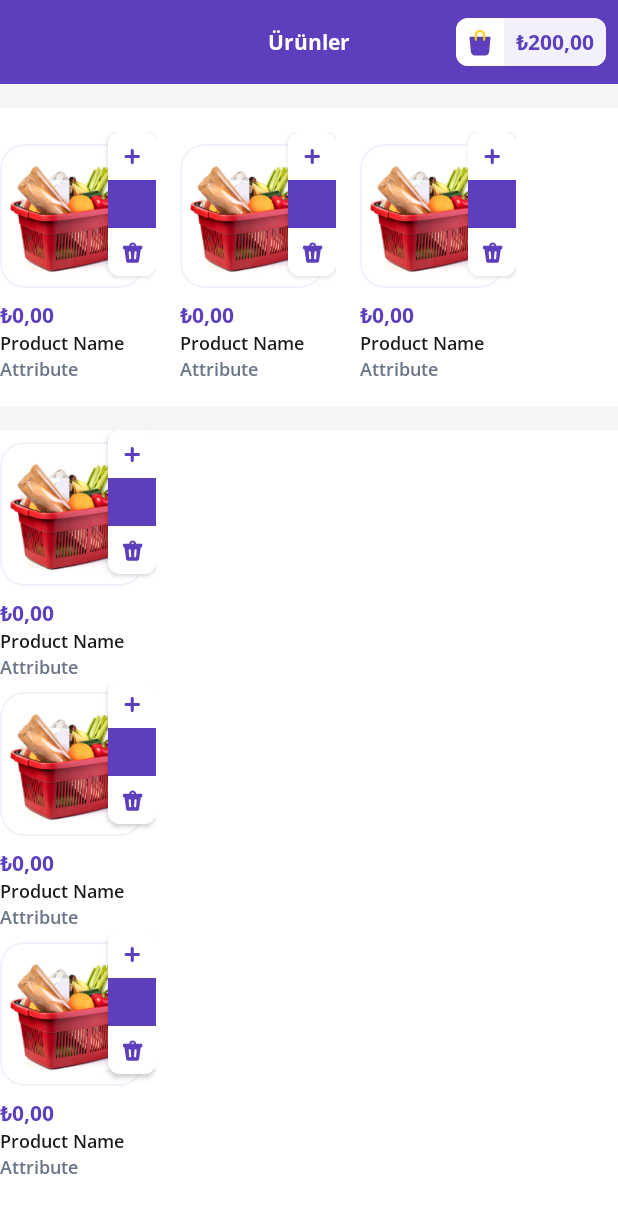
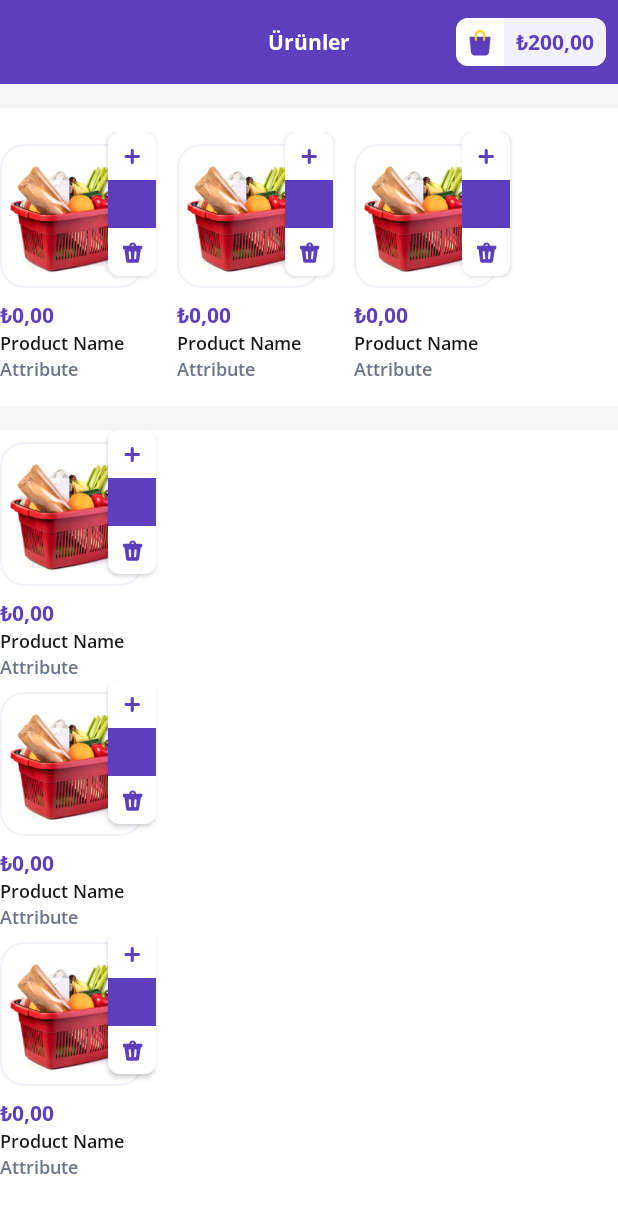
Before and after one commit to f-arslan/Getir-Lite, an Android app: the layout fragment_listing.xml on its own in the app's theme, with its tools: preview values and no code run, on a phone screen of 412 x 824 dp. Shown: the top 1213 px of the screen. Run offline under Robolectric (Android 15) with nearby library versions, the phone set to English and light mode, and no system bars.

Commit message:
refactor: padding, move and res

```diff
--- a/app/src/main/java/com/patika/getir_lite/feature/listing/ListingFragment.kt
+++ b/app/src/main/java/com/patika/getir_lite/feature/listing/ListingFragment.kt
@@ -11,8 +11,8 @@ import com.patika.getir_lite.databinding.FragmentListingBinding
 import com.patika.getir_lite.feature.BaseFragment
 import com.patika.getir_lite.feature.listing.adapter.ProductAdapter
 import com.patika.getir_lite.model.Response
-import com.patika.getir_lite.util.GridSpacingItemDecoration
-import com.patika.getir_lite.util.MarginItemDecoration
+import com.patika.getir_lite.util.decor.GridSpacingItemDecoration
+import com.patika.getir_lite.util.decor.MarginItemDecoration
 import com.patika.getir_lite.util.ext.scopeWithLifecycle
 import dagger.hilt.android.AndroidEntryPoint
 import kotlinx.coroutines.delay
--- a/app/src/main/java/com/patika/getir_lite/util/GridSpacingItemDecoration.kt
+++ b/app/src/main/java/com/patika/getir_lite/util/decor/GridSpacingItemDecoration.kt
@@ -1,4 +1,4 @@
-package com.patika.getir_lite.util
+package com.patika.getir_lite.util.decor
 
 import android.graphics.Rect
 import android.view.View
--- a/app/src/main/java/com/patika/getir_lite/util/MarginItemDecoration.kt
+++ b/app/src/main/java/com/patika/getir_lite/util/decor/MarginItemDecoration.kt
@@ -1,4 +1,4 @@
-package com.patika.getir_lite.util
+package com.patika.getir_lite.util.decor
 
 import android.graphics.Rect
 import android.view.View
--- a/app/src/main/res/layout/item_action_card.xml
+++ b/app/src/main/res/layout/item_action_card.xml
@@ -1,7 +1,10 @@
-<androidx.cardview.widget.CardView xmlns:android="http://schemas.android.com/apk/res/android"
+<com.google.android.material.card.MaterialCardView xmlns:android="http://schemas.android.com/apk/res/android"
+    xmlns:app="http://schemas.android.com/apk/res-auto"
     xmlns:tools="http://schemas.android.com/tools"
     android:id="@+id/cv_item_action"
-    style="@style/ListingCardViewStyle">
+    app:cardElevation="2dp"
+    style="@style/ListingCardViewStyle"
+    app:strokeWidth="0dp">
 
     <LinearLayout
         android:id="@+id/ll_item_action"
@@ -30,8 +33,6 @@
             android:textStyle="bold"
             tools:text="4" />
 
-        <!-- Set visibility to gone for the delete button -->
-
         <ImageButton
             android:id="@+id/btn_delete"
             android:layout_width="32dp"
@@ -48,9 +49,9 @@
             android:background="?attr/colorSurface"
             android:contentDescription="@string/add_item"
             android:padding="4dp"
-            android:visibility="gone"
-            android:src="@drawable/ic_minus"/>
+            android:src="@drawable/ic_minus"
+            android:visibility="gone" />
 
     </LinearLayout>
 
-</androidx.cardview.widget.CardView>
+</com.google.android.material.card.MaterialCardView>
--- a/app/src/main/res/layout/item_listing.xml
+++ b/app/src/main/res/layout/item_listing.xml
@@ -4,7 +4,7 @@
     xmlns:tools="http://schemas.android.com/tools"
     android:layout_width="@dimen/suggested_product_card_width"
     android:layout_height="wrap_content"
-    android:layout_marginEnd="16dp">
+    android:layout_marginEnd="8dp">
 
     <!-- Change Stroke Color to tertiary for selected state -->
     <com.google.android.material.card.MaterialCardView
@@ -76,5 +76,4 @@
         app:layout_constraintStart_toStartOf="parent"
         app:layout_constraintTop_toBottomOf="@id/tv_item_name"
         tools:text="Attribute" />
-
 </androidx.constraintlayout.widget.ConstraintLayout>
--- a/app/src/main/res/values/dimens.xml
+++ b/app/src/main/res/values/dimens.xml
@@ -3,7 +3,7 @@
     <dimen name="margin_start_end">8dp</dimen>
     <dimen name="margin_bottom">16dp</dimen>
     <dimen name="suggested_product_image_size">96dp</dimen>
-    <dimen name="suggested_product_card_width">104dp</dimen>
+    <dimen name="suggested_product_card_width">110dp</dimen>
     <dimen name="product_image_size">104dp</dimen>
     <dimen name="product_card_width">112dp</dimen>
     <dimen name="basket_card_size">72dp</dimen>
```
